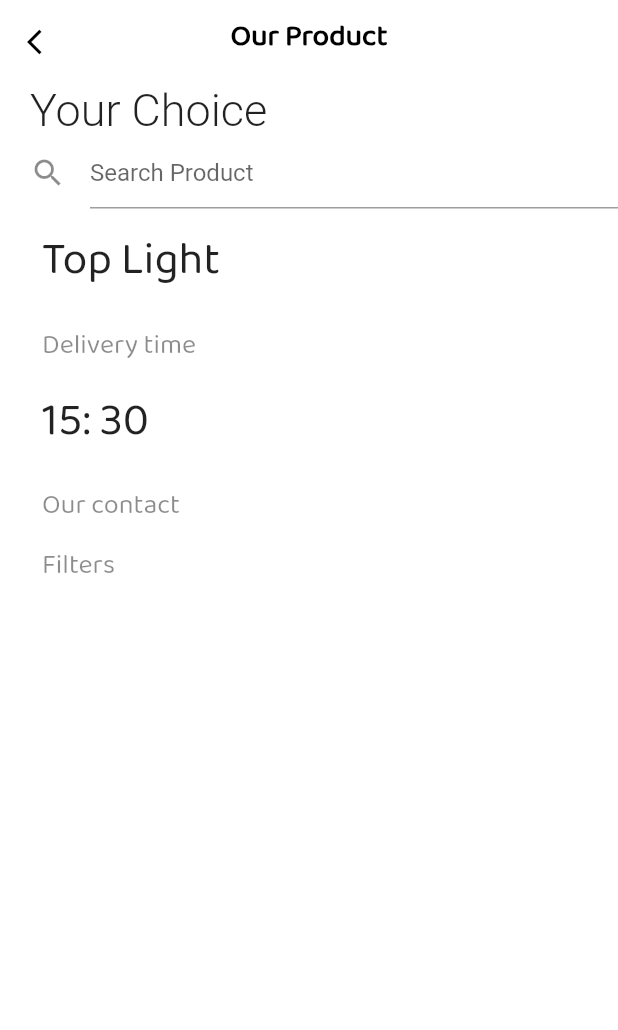
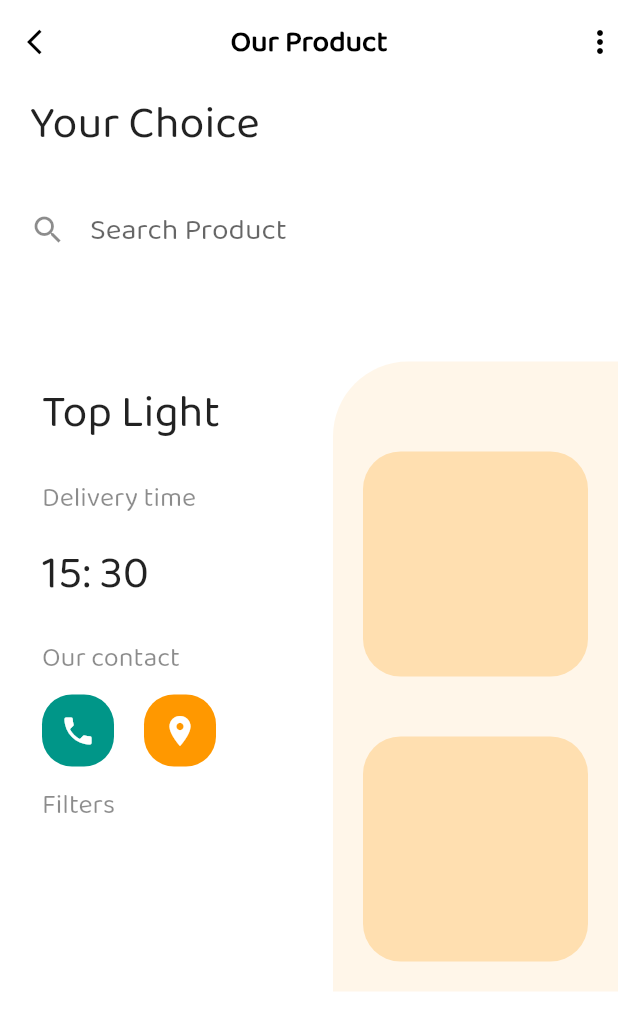
Before and after one commit to amaljoe/product_ui, a Flutter app: the screen it shows after launch, on a phone screen of 412 x 824 dp. Shown: the top 1030 px of the screen. Run offline on Flutter 3.47's test engine with Material 2 defaults, Android fonts, the phone set to English and light mode, and no system bars; Roboto replaces fonts that are missing (Baloo Tammudu 2).

Commit message:
implement list view and icons

```diff
--- a/lib/main.dart
+++ b/lib/main.dart
@@ -25,13 +25,22 @@ class _MainScreenState extends State<MainScreen> {
         centerTitle: true,
         elevation: 0,
         backgroundColor: Colors.white,
-        title: Text(
+        title: Padding(
+          padding: EdgeInsets.only(top: 8),
+          child: Text(
             'Our Product',
             style: TextStyle(
                 fontFamily: 'BalooTammudu2',
                 fontWeight: FontWeight.bold,
                 color: Colors.black),
           ),
+        ),
+        actions: [
+          Icon(
+            Icons.more_vert,
+            color: Colors.black,
+          )
+        ],
       ),
       backgroundColor: Colors.white,
       body: Padding(
@@ -42,17 +51,34 @@ class _MainScreenState extends State<MainScreen> {
             Text(
               'Your Choice',
               style: TextStyle(
-                fontFamily: 'Baloo Tammudu 2',
+                fontFamily: 'BalooTammudu2',
                 fontSize: 30,
                 fontWeight: FontWeight.w300,
               ),
             ),
             TextField(
               decoration: InputDecoration(
-                  icon: Icon(Icons.search), hintText: 'Search Product'),
+                  icon: Padding(
+                    padding: EdgeInsets.only(bottom: 8.0),
+                    child: Icon(Icons.search),
                   ),
+                  hintText: 'Search Product',
+                  border: InputBorder.none,
+                  hintStyle: TextStyle(
+                    fontSize: 20,
+                    fontFamily: 'BalooTammudu2',
+                  )),
+            ),
+            SizedBox(
+              height: 50,
+            ),
+            Expanded(
+              child: ListView(
+                shrinkWrap: true,
+                children: [
                   Row(
-              mainAxisSize: MainAxisSize.max,
+                    crossAxisAlignment: CrossAxisAlignment.start,
+                    mainAxisAlignment: MainAxisAlignment.spaceBetween,
                     children: [
                       Padding(
                         padding: const EdgeInsets.all(8.0),
@@ -81,6 +107,24 @@ class _MainScreenState extends State<MainScreen> {
                                 color: Colors.black45,
                               ),
                             ),
+                            Row(
+                              children: [
+                                ContactButton(
+                                  color: Colors.teal,
+                                  icon: Icons.phone,
+                                ),
+                                SizedBox(
+                                  width: 20,
+                                ),
+                                ContactButton(
+                                  color: Colors.orange,
+                                  icon: Icons.location_on,
+                                ),
+                              ],
+                            ),
+                            SizedBox(
+                              height: 10,
+                            ),
                             Text(
                               'Filters',
                               style: TextStyle(
@@ -92,15 +136,70 @@ class _MainScreenState extends State<MainScreen> {
                           ],
                         ),
                       ),
-                Expanded(
+                      SizedBox(
+                        width: 20,
+                      ),
+                      Container(
+                        decoration: BoxDecoration(
+                            color: Color(0xFFFFF6E9),
+                            borderRadius: BorderRadius.only(
+                                topLeft: Radius.circular(50))),
+                        child: Padding(
+                          padding: EdgeInsets.only(top: 40.0),
                           child: Column(
-                  children: [Container()],
-                )),
+                            children: [
+                              ItemCard(),
+                              ItemCard(),
                             ],
-            )
+                          ),
+                        ),
+                      ),
+                    ],
+                  ),
+                ],
+              ),
+            ),
           ],
         ),
       ),
     );
   }
 }
+
+class ContactButton extends StatelessWidget {
+  final Color color;
+  final IconData icon;
+
+  ContactButton({@required this.icon, @required this.color});
+
+  @override
+  Widget build(BuildContext context) {
+    return Container(
+      decoration: BoxDecoration(
+          color: color, borderRadius: BorderRadius.all(Radius.circular(20))),
+      child: IconButton(
+        icon: Icon(
+          icon,
+          color: Colors.white,
+        ),
+        onPressed: () {},
+      ),
+    );
+  }
+}
+
+class ItemCard extends StatelessWidget {
+  @override
+  Widget build(BuildContext context) {
+    return Padding(
+      padding: EdgeInsets.all(20.0),
+      child: Container(
+        decoration: BoxDecoration(
+            color: Color(0xFFFFDFB0),
+            borderRadius: BorderRadius.all(Radius.circular(25))),
+        width: 150,
+        height: 150,
+      ),
+    );
+  }
+}
```
Lines whose indentation alone changed are shown as unchanged.
